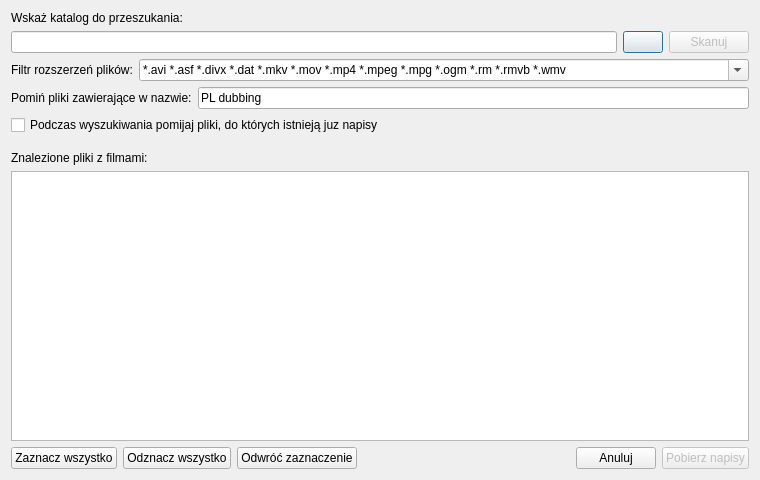
Before: the Qt Designer form ui/frmscan.ui in QNapi/qnapi, drawn with Qt 5.
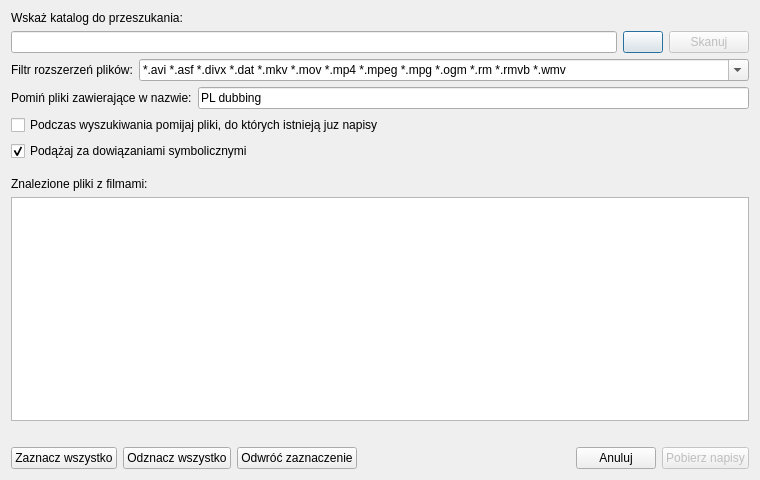
After: the same form once the commit is applied. Icons and pictures are not drawn. Custom widgets are drawn as their Qt base class.

Diff of the .ui file:
```diff
--- a/ui/frmscan.ui
+++ b/ui/frmscan.ui
@@ -130,7 +130,7 @@
      </property>
     </widget>
    </item>
-   <item row="5" column="0" >
+   <item row="6" column="0" >
     <layout class="QVBoxLayout" >
      <property name="topMargin" >
       <number>10</number>
@@ -164,6 +164,13 @@
        </property>
       </widget>
      </item>
+     <item>
+      <widget class="QLabel" name="lbAction" >
+       <property name="text" >
+        <string/>
+       </property>
+      </widget>
+     </item>
      <item>
       <layout class="QHBoxLayout" >
        <item>
@@ -221,6 +228,16 @@
      </item>
     </layout>
    </item>
+   <item row="5" column="0" >
+    <widget class="QCheckBox" name="cbFollowSymLinks" >
+     <property name="text" >
+      <string>Podążaj za dowiązaniami symbolicznymi</string>
+     </property>
+     <property name="checked" >
+      <bool>true</bool>
+     </property>
+    </widget>
+   </item>
   </layout>
  </widget>
  <customwidgets>
```
